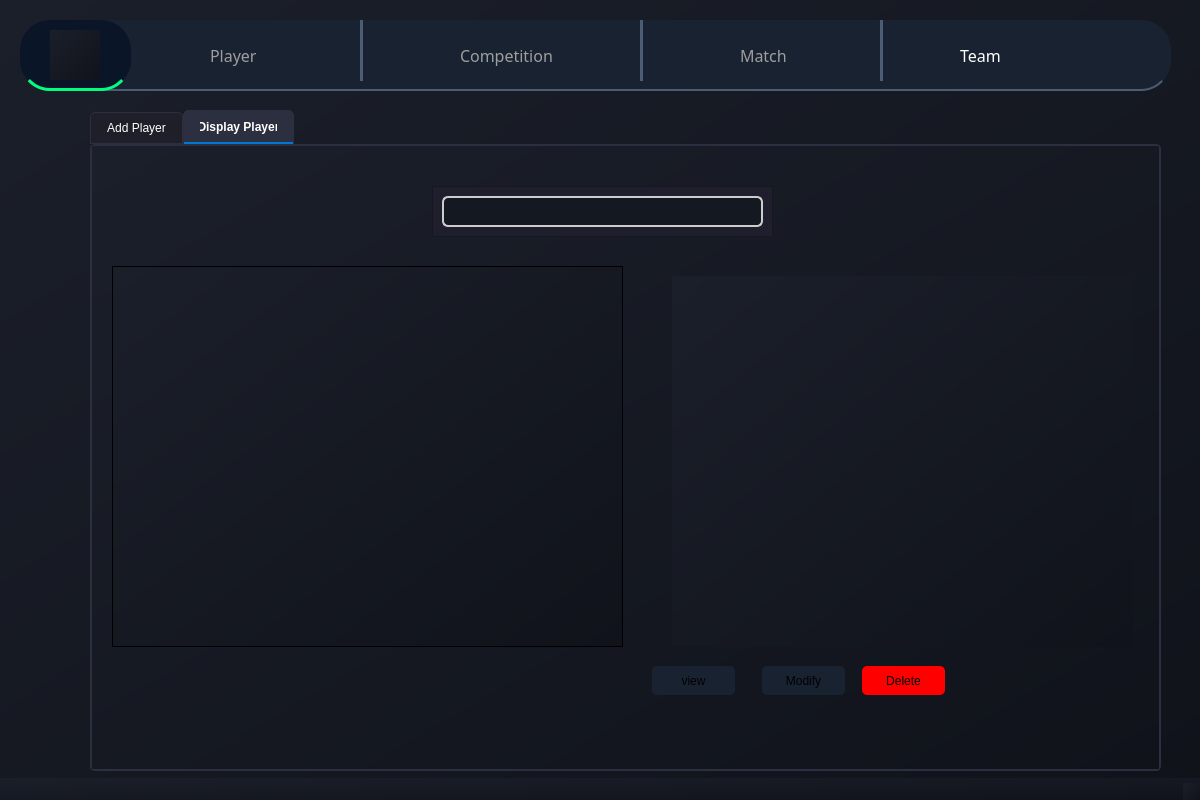
First picture: the form in JoueurQ/mainwindow.ui, repository Azer-khadhraoui/ALDAWRY-FOOTBALL, before the edit.
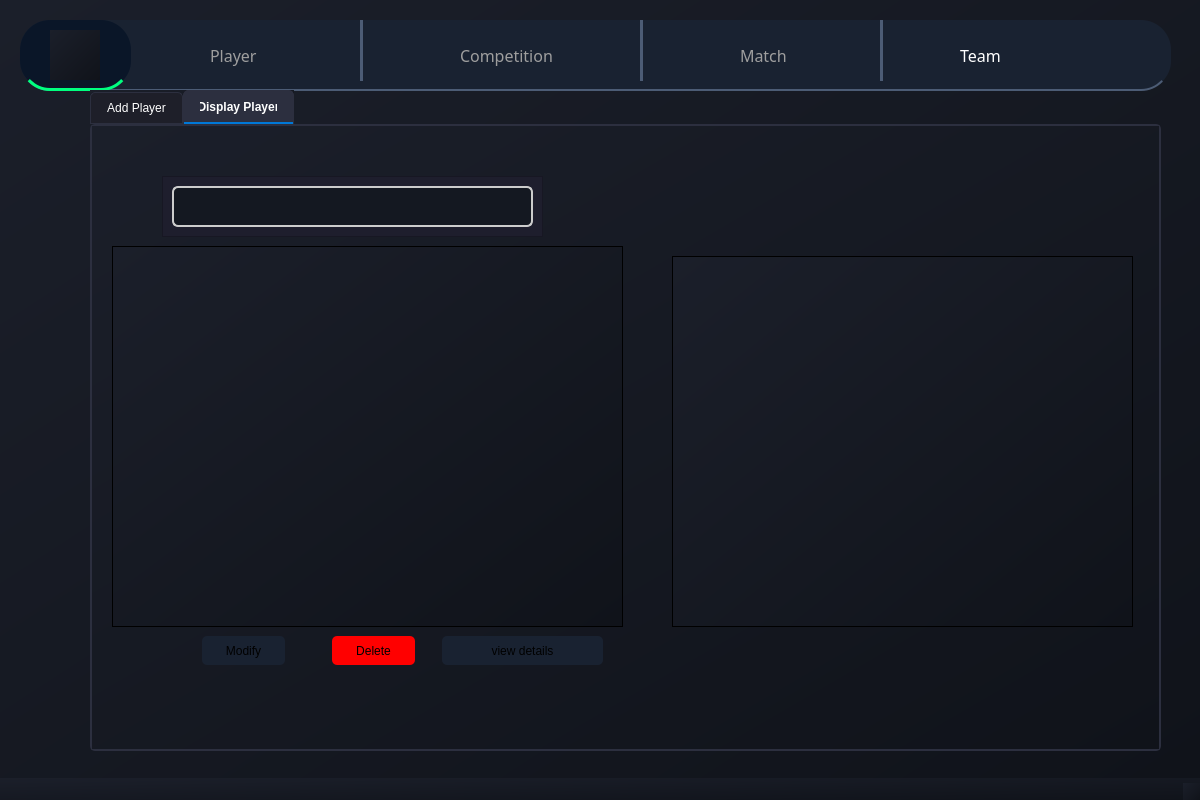
Second picture: the form after the edit. Icons and pictures are not drawn.

Commit message: Enhance player details display and improve UI layout for better visibility.

The edit to the form file:
```diff
--- a/JoueurQ/mainwindow.ui
+++ b/JoueurQ/mainwindow.ui
@@ -244,7 +244,7 @@
     <property name="geometry">
      <rect>
       <x>90</x>
-      <y>110</y>
+      <y>90</y>
       <width>1071</width>
       <height>661</height>
      </rect>
@@ -564,10 +564,10 @@
      <widget class="QFrame" name="frame_5">
       <property name="geometry">
        <rect>
-        <x>340</x>
-        <y>40</y>
-        <width>341</width>
-        <height>51</height>
+        <x>70</x>
+        <y>50</y>
+        <width>381</width>
+        <height>61</height>
        </rect>
       </property>
       <property name="styleSheet">
@@ -589,8 +589,8 @@
         <rect>
          <x>10</x>
          <y>10</y>
-         <width>321</width>
-         <height>31</height>
+         <width>361</width>
+         <height>41</height>
         </rect>
        </property>
        <property name="styleSheet">
@@ -606,8 +606,8 @@
      <widget class="QPushButton" name="pushButton_3">
       <property name="geometry">
        <rect>
-        <x>770</x>
-        <y>520</y>
+        <x>240</x>
+        <y>510</y>
         <width>83</width>
         <height>29</height>
        </rect>
@@ -623,8 +623,8 @@
      <widget class="QPushButton" name="buttonModify">
       <property name="geometry">
        <rect>
-        <x>670</x>
-        <y>520</y>
+        <x>110</x>
+        <y>510</y>
         <width>83</width>
         <height>29</height>
        </rect>
@@ -650,9 +650,9 @@
      <widget class="QPushButton" name="buttonViewDetails">
       <property name="geometry">
        <rect>
-        <x>560</x>
-        <y>520</y>
-        <width>83</width>
+        <x>350</x>
+        <y>510</y>
+        <width>161</width>
         <height>29</height>
        </rect>
       </property>
@@ -661,7 +661,7 @@
 border-radius: 5px ;</string>
       </property>
       <property name="text">
-       <string>view</string>
+       <string>view details</string>
       </property>
      </widget>
      <widget class="QFrame" name="formFrame">
@@ -673,6 +673,9 @@
         <height>371</height>
        </rect>
       </property>
+      <property name="frameShape">
+       <enum>QFrame::Shape::Box</enum>
+      </property>
       <layout class="QFormLayout" name="formLayout"/>
      </widget>
     </widget>
```
The commit also changes 2 other files.
